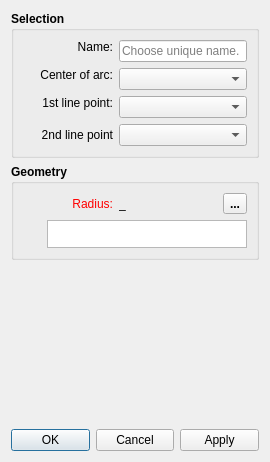
This is src/libs/vtools/dialogs/tools/dialogpointofcontact.ui in FashionFreedom/Seamly2D as Qt 5 draws it before an edit. The edited form follows.
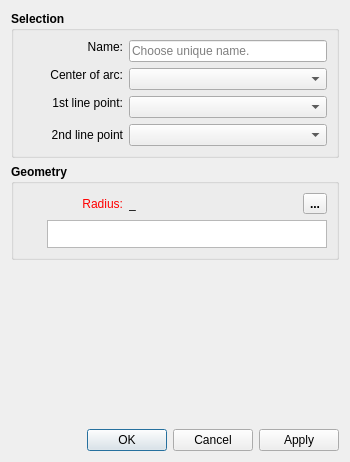
This is the edited form. Icons and pictures are not drawn.

What changed in the file:
```diff
--- a/src/libs/vtools/dialogs/tools/dialogpointofcontact.ui
+++ b/src/libs/vtools/dialogs/tools/dialogpointofcontact.ui
@@ -6,7 +6,7 @@
    <rect>
     <x>0</x>
     <y>0</y>
-    <width>270</width>
+    <width>350</width>
     <height>462</height>
    </rect>
   </property>
@@ -63,7 +63,7 @@
           </property>
           <property name="minimumSize">
            <size>
-            <width>90</width>
+            <width>100</width>
             <height>0</height>
            </size>
           </property>
@@ -119,7 +119,7 @@
           </property>
           <property name="minimumSize">
            <size>
-            <width>90</width>
+            <width>100</width>
             <height>0</height>
            </size>
           </property>
@@ -175,7 +175,7 @@
           </property>
           <property name="minimumSize">
            <size>
-            <width>90</width>
+            <width>100</width>
             <height>0</height>
            </size>
           </property>
@@ -231,7 +231,7 @@
           </property>
           <property name="minimumSize">
            <size>
-            <width>90</width>
+            <width>100</width>
             <height>0</height>
            </size>
           </property>
@@ -318,7 +318,7 @@
           </property>
           <property name="minimumSize">
            <size>
-            <width>90</width>
+            <width>100</width>
             <height>0</height>
            </size>
           </property>
@@ -408,7 +408,7 @@
           </property>
           <property name="sizeHint" stdset="0">
            <size>
-            <width>40</width>
+            <width>10</width>
             <height>20</height>
            </size>
           </property>
```
